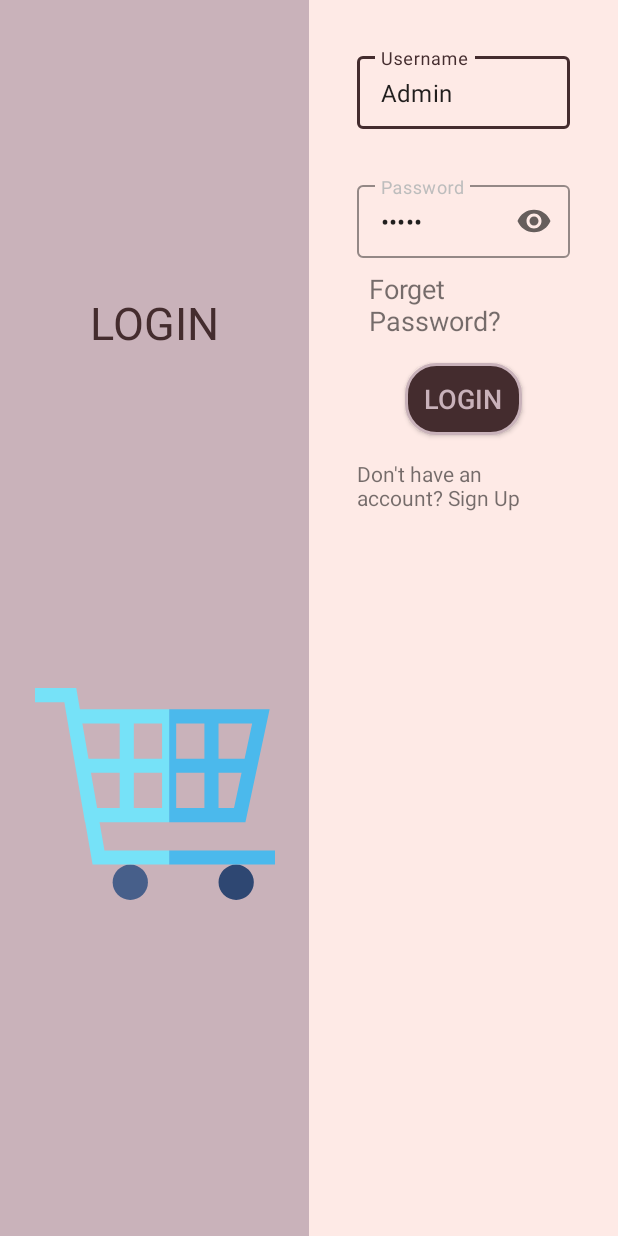
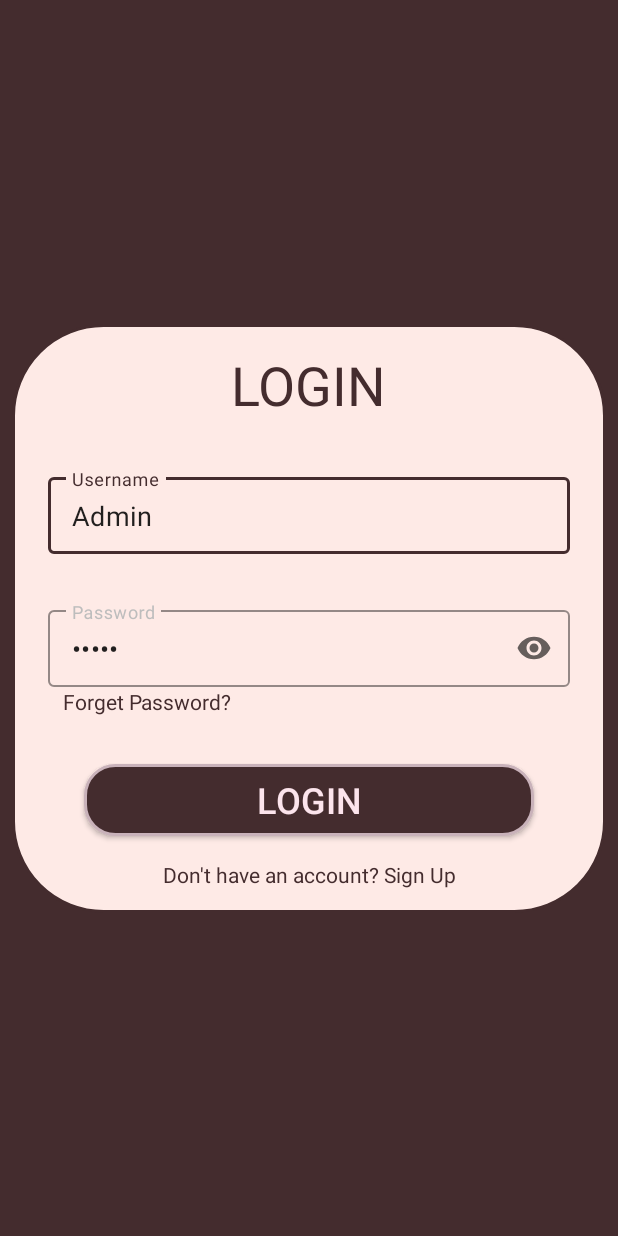
Before and after one commit to Panthil2812/Blinksales, an Android app: the layout activity_login_page.xml on its own in the app's theme, with its tools: preview values and no code run, on a phone screen of 412 x 824 dp. Run offline under Robolectric (Android 15) with nearby library versions, the phone set to English and light mode, and no system bars.

Commit message:
change login and sign page design and locked landscape

```diff
--- a/app/src/main/java/com/rku/blinksales/Login_page.java
+++ b/app/src/main/java/com/rku/blinksales/Login_page.java
@@ -25,9 +25,7 @@ public class Login_page extends AppCompatActivity {
         Password = findViewById(R.id.id_login_password);
         login = findViewById(R.id.id_login_btn);
         InToUp = findViewById(R.id.id_login_signup);
-        login.setOnClickListener(new View.OnClickListener() {
-            @Override
-            public void onClick(View v) {
+        login.setOnClickListener(v -> {
             String txtusername = Username.getText().toString().trim();
             String txtpassword = Password.getText().toString().trim();
             if(txtusername.equals("Admin") && txtpassword.equals("admin"))
@@ -35,7 +33,6 @@ public class Login_page extends AppCompatActivity {
                 startActivity(new Intent(Login_page.this,MainActivity.class));
             }else{
                 Toast.makeText(Login_page.this,"Login failed",Toast.LENGTH_SHORT).show();
-                }
             }
         });
     }
--- a/app/src/main/res/layout/activity_login_page.xml
+++ b/app/src/main/res/layout/activity_login_page.xml
@@ -4,115 +4,86 @@
     xmlns:tools="http://schemas.android.com/tools"
     android:layout_width="match_parent"
     android:layout_height="match_parent"
-    android:background="@color/primary_light"
-    tools:context=".Login_page" >
+    android:background="@color/colorAccent"
+    android:padding="8dp"
+    tools:context=".Login_page">
 
-    <LinearLayout
-        android:layout_width="match_parent"
-        android:layout_height="match_parent"
-        android:orientation="horizontal"
+    <ScrollView
+        android:layout_width="0dp"
+        android:layout_height="wrap_content"
         app:layout_constraintBottom_toBottomOf="parent"
         app:layout_constraintEnd_toEndOf="parent"
         app:layout_constraintStart_toStartOf="parent"
         app:layout_constraintTop_toTopOf="parent">
 
-        <LinearLayout
+        <androidx.constraintlayout.widget.ConstraintLayout
+            style="@style/TextInputLayoutStyle"
             android:layout_width="match_parent"
             android:layout_height="match_parent"
-            android:layout_weight="1"
-            android:background="@color/colorPrimary"
-            android:gravity="center"
-            android:orientation="vertical">
-
-            <androidx.constraintlayout.widget.ConstraintLayout
-                android:layout_width="match_parent"
-                android:layout_height="match_parent"
-                android:layout_weight="1">
-
-                <TextView
-                    android:id="@+id/textView6"
-                    android:layout_width="match_parent"
-                    android:layout_height="wrap_content"
-                    android:gravity="center"
-                    android:text="@string/login"
-                    android:textColor="@color/colorAccent"
-                    android:textSize="30sp"
-                    app:layout_constraintBottom_toTopOf="@+id/imageView6"
-                    app:layout_constraintEnd_toEndOf="parent"
-                    app:layout_constraintStart_toStartOf="parent"
-                    app:layout_constraintTop_toTopOf="parent" />
-
-                <ImageView
-                    android:id="@+id/imageView6"
-                    android:layout_width="200dp"
-                    android:layout_height="200dp"
-                    android:padding="20dp"
-                    android:textDirection="firstStrongRtl"
+            android:background="@drawable/textview_background"
+            android:hint="@string/username"
+            android:padding="16dp"
             app:layout_constraintBottom_toBottomOf="parent"
             app:layout_constraintEnd_toEndOf="parent"
             app:layout_constraintStart_toStartOf="parent"
-                    app:layout_constraintTop_toBottomOf="@+id/textView6"
-                    app:srcCompat="@drawable/ic_shopping_cart" />
-
-            </androidx.constraintlayout.widget.ConstraintLayout>
-
-        </LinearLayout>
-
-        <LinearLayout
-            android:layout_width="match_parent"
-            android:layout_height="match_parent"
-            android:layout_gravity="center"
-            android:layout_weight="1"
-            android:gravity="center"
-            android:orientation="vertical">
-            <ScrollView
-                android:layout_width="match_parent"
-                android:layout_height="match_parent">
-            <androidx.constraintlayout.widget.ConstraintLayout
-                android:layout_width="match_parent"
-                android:layout_height="match_parent"
-                android:padding="32dp">
+            app:layout_constraintTop_toTopOf="parent"
+            tools:ignore="MissingConstraints">
 
             <Button
                 android:id="@+id/id_login_btn"
                 android:layout_width="0dp"
                 android:layout_height="wrap_content"
                 android:layout_marginStart="32dp"
-                    android:layout_marginTop="16dp"
+                android:layout_marginTop="32dp"
                 android:layout_marginEnd="32dp"
-                    android:layout_weight="1"
                 android:background="@drawable/button_background"
                 android:text="@string/login"
-                    android:textColor="@color/colorPrimary"
-                    android:textSize="18sp"
+                android:textColor="@color/colorPrimaryDark"
+                android:textSize="24sp"
                 app:layout_constraintEnd_toEndOf="parent"
                 app:layout_constraintStart_toStartOf="parent"
-                    app:layout_constraintTop_toBottomOf="@+id/textInputLayout2" />
+                app:layout_constraintTop_toBottomOf="@+id/textInputLayout4" />
+
+            <TextView
+                android:id="@+id/textView"
+                android:layout_width="wrap_content"
+                android:layout_height="wrap_content"
+                android:text="@string/login"
+                android:textColor="@color/colorAccent"
+                android:textSize="36sp"
+                app:layout_constraintEnd_toEndOf="parent"
+                app:layout_constraintStart_toStartOf="parent"
+                app:layout_constraintTop_toTopOf="parent" />
 
             <TextView
                 android:id="@+id/id_login_signup"
-                    android:layout_width="wrap_content"
+                android:layout_width="0dp"
                 android:layout_height="wrap_content"
                 android:layout_marginTop="16dp"
+                android:gravity="center"
                 android:onClick="LoginToSignUp"
                 android:text="@string/loginTosignup"
+                android:textColor="@color/colorAccent"
                 android:textSize="14sp"
                 app:layout_constraintBottom_toBottomOf="parent"
                 app:layout_constraintEnd_toEndOf="parent"
                 app:layout_constraintStart_toStartOf="parent"
-                    app:layout_constraintTop_toBottomOf="@+id/id_login_btn" />
+                app:layout_constraintTop_toBottomOf="@+id/id_login_btn"
+                app:layout_constraintVertical_bias="0.0" />
 
             <com.google.android.material.textfield.TextInputLayout
-                    android:id="@+id/textInputLayout"
+
+                android:id="@+id/textInputLayout3"
                 style="@style/TextInputLayoutStyle"
                 android:layout_width="match_parent"
                 android:layout_height="wrap_content"
-                    android:layout_marginBottom="16dp"
+                android:layout_marginStart="8dp"
+                android:layout_marginTop="32dp"
+                android:layout_marginEnd="8dp"
                 android:hint="@string/username"
-                    app:layout_constraintBottom_toTopOf="@+id/textInputLayout2"
                 app:layout_constraintEnd_toEndOf="parent"
                 app:layout_constraintStart_toStartOf="parent"
-                    app:layout_constraintTop_toTopOf="parent"
+                app:layout_constraintTop_toBottomOf="@+id/textView"
                 tools:ignore="MissingConstraints">
 
                 <com.google.android.material.textfield.TextInputEditText
@@ -121,48 +92,43 @@
                     android:layout_height="match_parent"
                     android:hint="@string/username"
                     android:inputType="none|textPersonName"
-                        android:text="Admin" />
+                    android:text="Admin"
+                    android:textSize="18dp" />
             </com.google.android.material.textfield.TextInputLayout>
 
             <com.google.android.material.textfield.TextInputLayout
-                    android:id="@+id/textInputLayout2"
+
+                android:id="@+id/textInputLayout4"
                 style="@style/TextInputLayoutStyle"
                 android:layout_width="match_parent"
                 android:layout_height="wrap_content"
-                    android:layout_marginTop="16dp"
+                android:layout_marginStart="8dp"
+                android:layout_marginTop="32dp"
+                android:layout_marginEnd="8dp"
+                android:hint="@string/password"
                 app:endIconMode="password_toggle"
-                    android:layout_marginBottom="32dp"
-                    android:hint="@string/password"
-                    app:layout_constraintBottom_toTopOf="@+id/id_login_btn"
                 app:layout_constraintEnd_toEndOf="parent"
-                    app:layout_constraintHorizontal_bias="0.6"
                 app:layout_constraintStart_toStartOf="parent"
-                    app:layout_constraintTop_toBottomOf="@id/textInputLayout"
+                app:layout_constraintTop_toBottomOf="@+id/textInputLayout3"
                 tools:ignore="MissingConstraints">
 
                 <TextView
-                        android:id="@+id/textView"
                     android:layout_width="wrap_content"
                     android:layout_height="wrap_content"
-                        android:layout_marginStart="8dp"
-                        android:layout_weight="1"
+                    android:layout_marginStart="10dp"
                     android:text="@string/forgetpassword"
-                        android:textSize="18sp" />
+                    android:textColor="@color/colorAccent" />
 
                 <com.google.android.material.textfield.TextInputEditText
                     android:id="@+id/id_login_password"
                     android:layout_width="match_parent"
                     android:layout_height="match_parent"
-                        android:layout_marginBottom="8dp"
                     android:hint="@string/password"
                     android:inputType="textPassword"
-                        android:text="admin" />
-
+                    android:text="admin"
+                    android:textSize="18dp" />
             </com.google.android.material.textfield.TextInputLayout>
 
         </androidx.constraintlayout.widget.ConstraintLayout>
     </ScrollView>
-        </LinearLayout>
-    </LinearLayout>
-
 </androidx.constraintlayout.widget.ConstraintLayout>
--- a/app/src/main/res/values/style.xml
+++ b/app/src/main/res/values/style.xml
@@ -9,7 +9,7 @@
 
 </style>
     <style name="Actionbar">
-        <item name="android:textSize">24sp</item>
+        <item name="android:textSize">18sp</item>
         <item name="android:layout_gravity">right</item>
         <item name="android:layout_marginRight">10dp</item>
 
@@ -32,7 +32,6 @@
         <item name="hintTextColor">@color/colorAccent</item>
         <item name="android:textColor">@color/colorAccent</item>
         <item name="android:textColorHint">@color/divider</item>
-
     <!--           android:textColorHint="@color/divider"-->
     <!--           app:boxStrokeColor="@color/colorAccent"-->
     <!--           app:boxStrokeErrorColor="@color/colorAccent"-->
```
Also changed, not shown: app/src/main/AndroidManifest.xml (+4 -4 lines), app/src/main/res/layout/activity_main.xml (+5 -4 lines), app/src/main/res/layout/activity_signup_page.xml (+23 -61 lines), app/src/main/res/layout/activity_splash_screen.xml (+3 -4 lines), app/src/main/res/layout/fragment_profile.xml (+13 -9 lines). Lines whose indentation alone changed are shown as unchanged.
